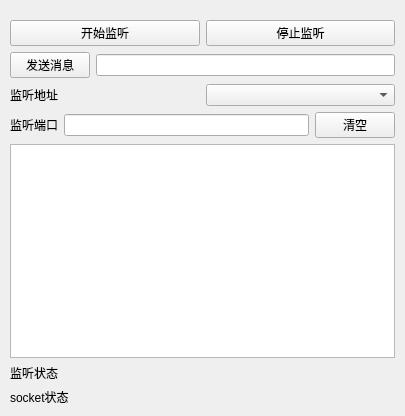
muyulong/pi_gateway, file com/net/netcom.ui: the form before one commit.
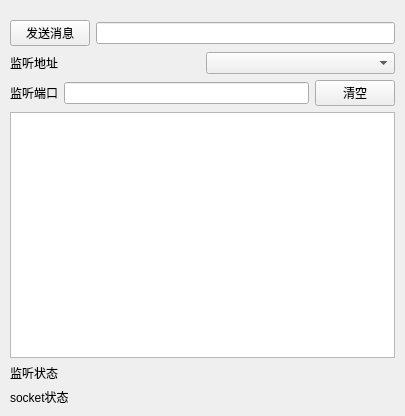
The form after the commit.

Diff of the .ui file:
```diff
--- a/com/net/netcom.ui
+++ b/com/net/netcom.ui
@@ -26,24 +26,6 @@
    <property name="bottomMargin">
     <number>10</number>
    </property>
-   <item>
-    <layout class="QHBoxLayout" name="horizontalLayout_6">
-     <item>
-      <widget class="QPushButton" name="btnStart">
-       <property name="text">
-        <string>开始监听</string>
-       </property>
-      </widget>
-     </item>
-     <item>
-      <widget class="QPushButton" name="btnStop">
-       <property name="text">
-        <string>停止监听</string>
-       </property>
-      </widget>
-     </item>
-    </layout>
-   </item>
    <item>
     <layout class="QHBoxLayout" name="horizontalLayout_5">
      <item>
```
